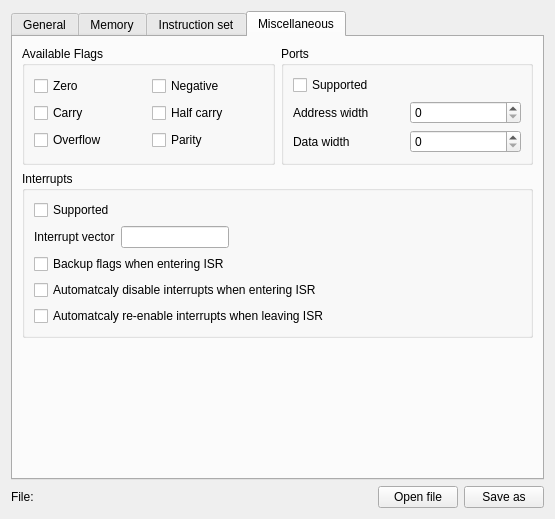
This is IDE/utilities/AdjSimProcDef/AdjSimProcDefGuiWidget.ui in AbyssAbbeba/MDS-picoblaze-AVR-ide as Qt 5 draws it before an edit. The edited form follows.
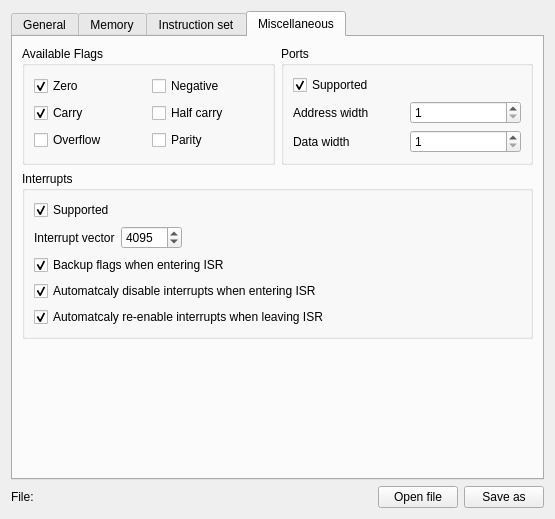
This is the edited form. The open tabs and pages were chosen to show the change.

Diff of the .ui file:
```diff
--- a/IDE/utilities/AdjSimProcDef/AdjSimProcDefGuiWidget.ui
+++ b/IDE/utilities/AdjSimProcDef/AdjSimProcDefGuiWidget.ui
@@ -1366,7 +1366,14 @@
            </widget>
           </item>
           <item row="1" column="1">
-           <widget class="QSpinBox" name="spinBox"/>
+           <widget class="QSpinBox" name="spinBoxPortsAddressWidth">
+            <property name="minimum">
+             <number>1</number>
+            </property>
+            <property name="maximum">
+             <number>16</number>
+            </property>
+           </widget>
           </item>
           <item row="2" column="0">
            <widget class="QLabel" name="label_5">
@@ -1376,13 +1383,23 @@
            </widget>
           </item>
           <item row="2" column="1">
-           <widget class="QSpinBox" name="spinBox_2"/>
+           <widget class="QSpinBox" name="spinBoxPortsDataWidth">
+            <property name="minimum">
+             <number>1</number>
+            </property>
+            <property name="maximum">
+             <number>16</number>
+            </property>
+           </widget>
           </item>
           <item row="0" column="0" colspan="2">
            <widget class="QCheckBox" name="checkBox">
             <property name="text">
              <string>Supported</string>
             </property>
+            <property name="checked">
+             <bool>true</bool>
+            </property>
            </widget>
           </item>
          </layout>
@@ -1406,6 +1423,9 @@
             <property name="text">
              <string>Zero</string>
             </property>
+            <property name="checked">
+             <bool>true</bool>
+            </property>
            </widget>
           </item>
           <item row="1" column="0">
@@ -1413,6 +1433,9 @@
             <property name="text">
              <string>Carry</string>
             </property>
+            <property name="checked">
+             <bool>true</bool>
+            </property>
            </widget>
           </item>
           <item row="2" column="0">
@@ -1461,16 +1484,6 @@
             </property>
            </widget>
           </item>
-          <item row="1" column="1">
-           <widget class="QLineEdit" name="lineEdit_2">
-            <property name="sizePolicy">
-             <sizepolicy hsizetype="Fixed" vsizetype="Fixed">
-              <horstretch>0</horstretch>
-              <verstretch>0</verstretch>
-             </sizepolicy>
-            </property>
-           </widget>
-          </item>
           <item row="1" column="2">
            <spacer name="horizontalSpacer">
             <property name="orientation">
@@ -1489,6 +1502,9 @@
             <property name="text">
              <string>Backup flags when entering ISR</string>
             </property>
+            <property name="checked">
+             <bool>true</bool>
+            </property>
            </widget>
           </item>
           <item row="3" column="0" colspan="3">
@@ -1496,6 +1512,9 @@
             <property name="text">
              <string>Automatcaly disable interrupts when entering ISR</string>
             </property>
+            <property name="checked">
+             <bool>true</bool>
+            </property>
            </widget>
           </item>
           <item row="4" column="0" colspan="3">
@@ -1503,12 +1522,28 @@
             <property name="text">
              <string>Automatcaly re-enable interrupts when leaving ISR</string>
             </property>
+            <property name="checked">
+             <bool>true</bool>
+            </property>
            </widget>
           </item>
           <item row="0" column="0" colspan="3">
            <widget class="QCheckBox" name="checkBox_8">
             <property name="text">
              <string>Supported</string>
+            </property>
+            <property name="checked">
+             <bool>true</bool>
+            </property>
+           </widget>
+          </item>
+          <item row="1" column="1">
+           <widget class="QSpinBox" name="spinBoxInterruptVector">
+            <property name="maximum">
+             <number>65356</number>
+            </property>
+            <property name="value">
+             <number>4095</number>
             </property>
            </widget>
           </item>
```
Left out of the diff: 46 changed lines with no effect on the pictures.
